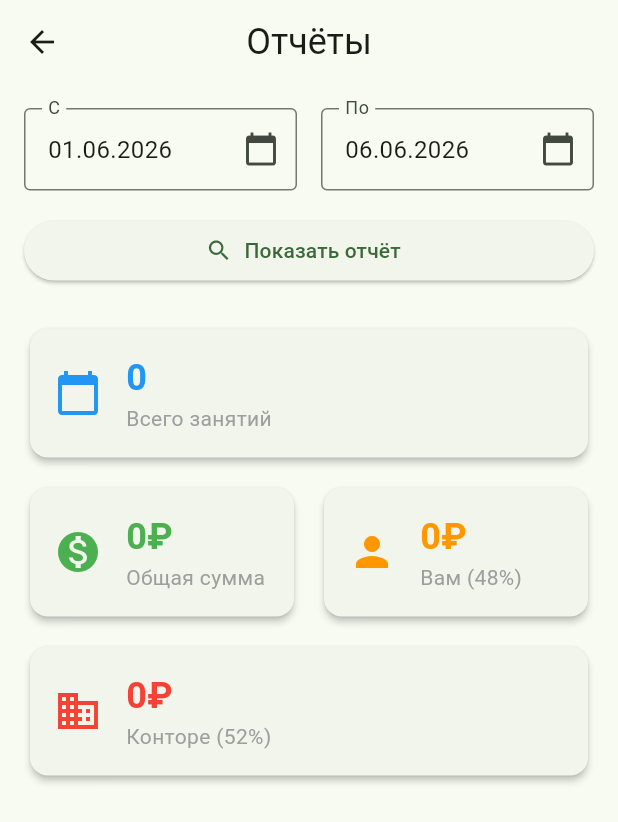
After one commit to Victor001Der/Rost, a Flutter app: the _ReportsView screen opened directly, after a tap on "Показать отчёт", on a phone screen of 412 x 824 dp. The commit adds this screen. Shown: the top 822 px of the screen. Run offline on Flutter 3.47's test engine with Material 3 defaults, Android fonts, the light colour scheme and no system bars; our stand-ins replace cloud_firestore, equatable, firebase_auth, firebase_core, flutter_bloc, flutter_spinkit and 3 more; accounts and stored records are empty.

Commit message:
feat: добавлен раздел отчётов с выбором периода и расчётом процентов

```diff
--- a/lib/app.dart
+++ b/lib/app.dart
@@ -10,6 +10,7 @@ import 'package:rost/features/children/bloc/children_bloc.dart';
 import 'package:rost/features/lessons/bloc/lessons_bloc.dart';
 import 'package:rost/features/navigation/bloc/navigation_bloc.dart';
 import 'package:flutter_localizations/flutter_localizations.dart';
+import 'package:rost/features/reports/bloc/reports_bloc.dart';
 
 class RostApp extends StatelessWidget {
   const RostApp({super.key});
@@ -24,7 +25,10 @@ class RostApp extends StatelessWidget {
             create: (_) => ChildrenBloc(ChildRepository())),
         BlocProvider<LessonsBloc>(
           create: (_) => LessonsBloc(LessonsRepository()),
-        )
+        ),
+        BlocProvider<ReportsBloc>(
+          create: (_) => ReportsBloc(LessonsRepository()),
+        ),
       ],
       child: MaterialApp(
         title: 'Rost',
--- a/lib/data/repositories/lessons_repository.dart
+++ b/lib/data/repositories/lessons_repository.dart
@@ -47,4 +47,26 @@ class LessonsRepository {
     final box = Hive.box<Lesson>('lessons_cache');
     await box.delete(id);
   }
+
+  //Получить занятия за период
+  Future<List<Lesson>> getLessonsByDateRange(
+      DateTime start, DateTime end) async {
+    try {
+      final querySnapshot = await FirebaseFirestore.instance
+          .collection('lessons_cache')
+          .where('date', isGreaterThanOrEqualTo: start)
+          .where('date', isLessThanOrEqualTo: end)
+          .get();
+
+      return querySnapshot.docs
+          .map((doc) => Lesson.fromFirestore(doc))
+          .toList();
+    } catch (e) {
+      final box = Hive.box<Lesson>('lessons_cache');
+      return box.values.where((lesson) {
+        return lesson.date.isAfter(start.subtract(const Duration(days: 1))) &&
+            lesson.date.isBefore(end.add(const Duration(days: 1)));
+      }).toList();
+    }
+  }
 }
--- a/lib/features/lessons/bloc/lessons_bloc.dart
+++ b/lib/features/lessons/bloc/lessons_bloc.dart
@@ -42,13 +42,13 @@ class LessonsBloc extends Bloc<LessonsEvent, LessonsState> {
       await _loadLessons(emit);
     });
 
-    // загрузка занятий на конкретную дату (не использую loadLessons потму что тут сортировк по дате)
+    // загрузка занятий на конкретную дату (не использую loadLessons потому что тут сортировка по дате)
     on<LoadLessonsByDate>((event, emit) async {
       emit(LessonsLoading());
       try {
         final lessons = await _lessonsRepository.getLessonsByDate(event.date);
         if (lessons.isEmpty) {
-          emit(LessonsEmpty());
+          emit(LessonEmptyForDay());
         } else {
           emit(LessonsLoaded(lessons));
         }
@@ -56,5 +56,7 @@ class LessonsBloc extends Bloc<LessonsEvent, LessonsState> {
         emit(LessonsError('Не удалось загрузить занятия'));
       }
     });
+
+
   }
 }
--- a/lib/features/lessons/bloc/lessons_state.dart
+++ b/lib/features/lessons/bloc/lessons_state.dart
@@ -32,3 +32,11 @@ class LessonsError extends LessonsState {
   @override
   List<Object?> get props => [message];
 }
+
+//на эту дату занятий нет
+class LessonEmptyForDay extends LessonsState {
+  final String message;
+  const LessonEmptyForDay({this.message = 'На эту дату занятий нет'});
+  @override
+  List<Object?> get props => [message];
+}
--- a/lib/features/lessons/view/lesson_tab.dart
+++ b/lib/features/lessons/view/lesson_tab.dart
@@ -37,8 +37,8 @@ class _LessonsViewState extends State<_LessonsView> {
     _selectedDay = DateTime.now();
     _focusedDay = DateTime.now();
 
-    // Загружаем занятия на сегодня
-    context.read<LessonsBloc>().add(LoadLessonsByDate(_selectedDay));
+    // Загружаем занятия при входе
+    context.read<LessonsBloc>().add(LoadLessons());
   }
 
   @override
@@ -141,12 +141,58 @@ class _LessonsViewState extends State<_LessonsView> {
                           final lesson = state.lessons[index];
                           return ListTile(
                             title: Text(lesson.childName),
-                                subtitle: Text(
-                                    '${lesson.date.day}.${lesson.date.month}'),
-                                trailing: Text('${lesson.price}₽',
-                                style: TextStyle(fontSize: 20),),
+                            subtitle:
+                                Text('${lesson.date.day}.${lesson.date.month}'),
+                            trailing: Row(
+                              mainAxisSize: MainAxisSize.min,
+                              children: [
+                                Text(
+                                  '${lesson.price}₽',
+                                  style: TextStyle(fontSize: 20),
+                                ),
+                                IconButton(
+                                  onPressed: () async {
+                                    //диалог подтверждения
+                                    final confirm = await showDialog<bool>(
+                                      context: context,
+                                      builder: (context) => AlertDialog(
+                                        title: Text('Удалить занятие?'),
+                                        content: Text(
+                                          'Вы уверены, что хотите удалить занятие с ${lesson.childName}?',
+                                        ),
+                                        actionsAlignment: MainAxisAlignment.center,
+                                        actions: [
+                                          TextButton(
+                                            onPressed: () =>
+                                                Navigator.pop(context, false),
+                                            child: Text('Отмена'),
+                                          ),
+                                          TextButton(
+                                            onPressed: () =>
+                                                Navigator.pop(context, true),
+                                            child: Text('Удалить',
+                                                style: TextStyle(
+                                                    color: Colors.red)),
+                                          ),
+                                        ],
+                                      ),
                                     );
-                            }))
+
+                                    // Если пользователь подтвердил - удаляем
+                                    if (confirm == true && context.mounted) {
+                                      context
+                                          .read<LessonsBloc>()
+                                          .add(DeleteLesson(lesson.id));
+                                    }
+                                  },
+                                  icon: Icon(Icons.delete, color: Colors.red),
+                                ),
+                              ],
+                            ),
+                          );
+                        },
+                      ),
+                    ),
                   ],
                 ),
               );
--- a/lib/features/navigation/view/main_navigation.dart
+++ b/lib/features/navigation/view/main_navigation.dart
@@ -6,6 +6,7 @@ import 'package:rost/features/lessons/view/lesson_tab.dart';
 import 'package:rost/features/navigation/bloc/navigation_bloc.dart';
 import 'package:rost/features/navigation/bloc/navigation_event.dart';
 import 'package:rost/features/navigation/bloc/navigation_state.dart';
+import 'package:rost/features/reports/view/reports_tab.dart';
 
 class MainNavigation extends StatelessWidget {
   const MainNavigation({super.key});
@@ -22,7 +23,7 @@ class MainNavigation extends StatelessWidget {
             HomeTab(),
             ChildrenTab(),
             LessonsTab(),
-            Center(child: Text('Отчёты')),
+            ReportsTab(),
             Center(child: Text('Настройки')),
           ],
         ),
--- /dev/null
+++ b/lib/features/reports/bloc/reports_bloc.dart
@@ -0,0 +1,84 @@
+import 'package:cloud_firestore/cloud_firestore.dart';
+import 'package:flutter_bloc/flutter_bloc.dart';
+import 'package:hive/hive.dart';
+import 'package:rost/data/models/lesson.dart';
+import 'package:rost/data/repositories/lessons_repository.dart';
+import 'package:rost/features/reports/bloc/reports_event.dart';
+import 'package:rost/features/reports/bloc/reports_state.dart';
+
+class ReportsBloc extends Bloc<ReportsEvent, ReportsState> {
+  final LessonsRepository _lessonsRepository;
+
+  ReportsBloc(this._lessonsRepository) : super(ReportsInitial()) {
+    //загрузка отчета
+    on<LoadReport>(_onLoadReport);
+  }
+
+  Future<void> _onLoadReport(
+    LoadReport event,
+    Emitter<ReportsState> emit,
+  ) async {
+    emit(ReportsLoading());
+
+    try {
+      final lessons = await _lessonsRepository.getLessonsByDateRange(
+          event.startDate, event.endDate);
+
+      //общая статистика
+      final totalCount = lessons.length;
+      final totalPrice =
+          lessons.fold<int>(0, (sum, lesson) => sum + lesson.price!);
+
+      //Процент специалиста достаем из настроек или 48 по умолчанию
+      final settingsBox = Hive.box('settings');
+      final specialistPercent =
+          settingsBox.get('specialistPercent', defaultValue: 48) ?? 48;
+
+      final totalForSpecialist = (totalPrice * specialistPercent / 100).round();
+      final totalForOffice = totalPrice - totalForSpecialist;
+
+      //Групировка по детям
+      final Map<String, List<Lesson>> groupedByChild = {};
+      for (final lesson in lessons) {
+        //если по ребенку нету занятий, добавляем пустое
+        groupedByChild.putIfAbsent(lesson.childName, () => []);
+        groupedByChild[lesson.childName]!.add(lesson);
+      }
+
+      //статистика по каждому ребенку
+      final Map<String, ChildReport> byChild = {};
+      for (final entry in groupedByChild.entries) {
+        final childName = entry.key;
+        final childLessons = entry.value;
+        final childCount = childLessons.length;
+        final childTotal =
+            childLessons.fold<int>(0, (sum, lesson) => sum + lesson.price!);
+        final childForSpecialist =
+            (childTotal * specialistPercent / 100).round();
+        final childForOffice = childTotal - childForSpecialist;
+
+        byChild[childName] = ChildReport(
+          count: childCount,
+          total: childTotal,
+          forSpecialist: childForSpecialist,
+          forOffice: childForOffice,
+        );
+      }
+
+      emit(
+        ReportsLoaded(
+            lessons: lessons,
+            totalCount: totalCount,
+            totalPrice: totalPrice,
+            specialistPercent: specialistPercent,
+            totalForSpecialist: totalForSpecialist,
+            totalForOffice: totalForOffice,
+            byChild: byChild),
+      );
+    } catch (e) {
+      emit(
+        ReportsError(message: 'Не удалось загрузить отчёт'),
+      );
+    }
+  }
+}
--- /dev/null
+++ b/lib/features/reports/bloc/reports_event.dart
@@ -0,0 +1,21 @@
+import 'package:equatable/equatable.dart';
+
+abstract class ReportsEvent extends Equatable {
+  const ReportsEvent();
+
+  @override
+  List<Object?> get props => [];
+}
+
+class LoadReport extends ReportsEvent {
+  final DateTime startDate;
+  final DateTime endDate;
+
+  const LoadReport({
+    required this.startDate,
+    required this.endDate,
+  });
+
+  @override
+  List<Object?> get props => [startDate, endDate];
+}
--- /dev/null
+++ b/lib/features/reports/bloc/reports_state.dart
@@ -0,0 +1,65 @@
+import 'package:equatable/equatable.dart';
+import 'package:rost/data/models/lesson.dart';
+
+abstract class ReportsState extends Equatable {
+  const ReportsState();
+
+  @override
+  List<Object?> get props => [];
+}
+
+class ReportsInitial extends ReportsState {}
+
+class ReportsLoading extends ReportsState {}
+
+class ReportsLoaded extends ReportsState {
+  final List<Lesson> lessons;
+  final int totalCount;
+  final int totalPrice;
+  final int specialistPercent;
+  final int totalForSpecialist;
+  final int totalForOffice;
+  final Map<String, ChildReport> byChild;
+
+  const ReportsLoaded({
+    required this.lessons,
+    required this.totalCount,
+    required this.totalPrice,
+    required this.specialistPercent,
+    required this.totalForSpecialist,
+    required this.totalForOffice,
+    required this.byChild,
+  });
+
+  @override
+  List<Object?> get props => [
+        lessons,
+        totalCount,
+        totalPrice,
+        specialistPercent,
+        totalForSpecialist,
+        totalForOffice,
+        byChild,
+      ];
+}
+
+class ChildReport {
+  final int count;
+  final int total;
+  final int forSpecialist;
+  final int forOffice;
+
+  const ChildReport({
+    required this.count,
+    required this.total,
+    required this.forSpecialist,
+    required this.forOffice,
+  });
+}
+
+class ReportsError extends ReportsState {
+  final String message;
+  const ReportsError({required this.message});
+  @override
+  List<Object?> get props => [message];
+}
--- /dev/null
+++ b/lib/features/reports/view/reports_tab.dart
@@ -0,0 +1,369 @@
+import 'package:flutter/material.dart';
+import 'package:flutter_bloc/flutter_bloc.dart';
+import 'package:flutter_spinkit/flutter_spinkit.dart';
+import 'package:intl/intl.dart';
+import 'package:rost/features/reports/bloc/reports_bloc.dart';
+import 'package:rost/features/reports/bloc/reports_event.dart';
+import 'package:rost/features/reports/bloc/reports_state.dart';
+
+class ReportsTab extends StatelessWidget {
+  const ReportsTab({super.key});
+
+  @override
+  Widget build(BuildContext context) {
+    return const _ReportsView();
+  }
+}
+
+class _ReportsView extends StatefulWidget {
+  const _ReportsView();
+
+  @override
+  State<_ReportsView> createState() => _ReportsViewState();
+}
+
+class _ReportsViewState extends State<_ReportsView> {
+  // По умолчанию: с начала текущего месяца по сегодня
+  late DateTime _startDate;
+  late DateTime _endDate;
+
+  @override
+  void initState() {
+    super.initState();
+    final now = DateTime.now();
+    _startDate = DateTime(now.year, now.month, 1);
+    _endDate = now;
+  }
+
+  // Формат даты для отображения
+  String _formatDate(DateTime date) {
+    return DateFormat('dd.MM.yyyy').format(date);
+  }
+
+  // Выбор даты
+  Future<void> _pickDate(BuildContext context, bool isStart) async {
+    final date = await showDatePicker(
+      context: context,
+      initialDate: isStart ? _startDate : _endDate,
+      firstDate: DateTime(2024),
+      lastDate: DateTime.now(),
+      locale: const Locale('ru'),
+    );
+    if (date != null) {
+      setState(() {
+        if (isStart) {
+          _startDate = date;
+        } else {
+          _endDate = date;
+        }
+      });
+    }
+  }
+
+  // Загрузка отчёта
+  void _loadReport(BuildContext context) {
+    context.read<ReportsBloc>().add(
+          LoadReport(startDate: _startDate, endDate: _endDate),
+        );
+  }
+
+  @override
+  Widget build(BuildContext context) {
+    return Scaffold(
+      appBar: AppBar(
+        title: const Text('Отчёты', style: TextStyle(fontSize: 24)),
+        centerTitle: true,
+      ),
+      body: Padding(
+        padding: const EdgeInsets.all(16.0),
+        child: Column(
+          crossAxisAlignment: CrossAxisAlignment.start,
+          children: [
+            // Выбор периода
+            Row(
+              children: [
+                Expanded(
+                  child: _DateField(
+                    label: 'С',
+                    date: _startDate,
+                    onTap: () => _pickDate(context, true),
+                  ),
+                ),
+                const SizedBox(width: 16),
+                Expanded(
+                  child: _DateField(
+                    label: 'По',
+                    date: _endDate,
+                    onTap: () => _pickDate(context, false),
+                  ),
+                ),
+              ],
+            ),
+            const SizedBox(height: 16),
+
+            // Кнопка "Показать отчёт"
+            SizedBox(
+              width: double.infinity,
+              child: ElevatedButton.icon(
+                icon: const Icon(Icons.search),
+                label: const Text('Показать отчёт'),
+                onPressed: () => _loadReport(context),
+              ),
+            ),
+            const SizedBox(height: 24),
+
+            // Результаты
+            Expanded(
+              child: BlocBuilder<ReportsBloc, ReportsState>(
+                builder: (context, state) {
+                  if (state is ReportsInitial) {
+                    return const Center(
+                      child: Text(
+                        'Выберите период и нажмите "Показать отчёт"',
+                        style: TextStyle(fontSize: 16, color: Colors.grey),
+                      ),
+                    );
+                  }
+
+                  if (state is ReportsLoading) {
+                    return Center(
+                      child: SpinKitSpinningLines(
+                        color: Theme.of(context).colorScheme.primary,
+                        size: 50.0,
+                      ),
+                    );
+                  }
+
+                  if (state is ReportsError) {
+                    return Center(
+                        child: Text(
+                      state.message,
+                    ));
+                  }
+
+                  if (state is ReportsLoaded) {
+                    return _ReportResults(state: state);
+                  }
+
+                  return const SizedBox.shrink();
+                },
+              ),
+            ),
+          ],
+        ),
+      ),
+    );
+  }
+}
+
+// Поле выбора даты
+class _DateField extends StatelessWidget {
+  final String label;
+  final DateTime date;
+  final VoidCallback onTap;
+
+  const _DateField({
+    required this.label,
+    required this.date,
+    required this.onTap,
+  });
+
+  @override
+  Widget build(BuildContext context) {
+    return InkWell(
+      onTap: onTap,
+      child: InputDecorator(
+        decoration: InputDecoration(
+          labelText: label,
+          suffixIcon: const Icon(Icons.calendar_today),
+          border: const OutlineInputBorder(),
+        ),
+        child: Text(
+          DateFormat('dd.MM.yyyy').format(date),
+          style: const TextStyle(fontSize: 16),
+        ),
+      ),
+    );
+  }
+}
+
+// Виджет с результатами отчёта
+class _ReportResults extends StatelessWidget {
+  final ReportsLoaded state;
+
+  const _ReportResults({required this.state});
+
+  @override
+  Widget build(BuildContext context) {
+    return ListView(
+      children: [
+        // Общая статистика
+        _StatCard(
+          title: 'Всего занятий',
+          value: state.totalCount.toString(),
+          icon: Icons.calendar_today,
+          color: Colors.blue,
+        ),
+        const SizedBox(height: 12),
+
+        // Финансы
+        Row(
+          children: [
+            Expanded(
+              child: _StatCard(
+                title: 'Общая сумма',
+                value: '${state.totalPrice}₽',
+                icon: Icons.monetization_on,
+                color: Colors.green,
+              ),
+            ),
+            const SizedBox(width: 12),
+            Expanded(
+              child: _StatCard(
+                title: 'Вам (${state.specialistPercent}%)',
+                value: '${state.totalForSpecialist}₽',
+                icon: Icons.person,
+                color: Colors.orange,
+              ),
+            ),
+          ],
+        ),
+        const SizedBox(height: 12),
+
+        _StatCard(
+          title: 'Конторе (${100 - state.specialistPercent}%)',
+          value: '${state.totalForOffice}₽',
+          icon: Icons.business,
+          color: Colors.red,
+        ),
+        const SizedBox(height: 24),
+
+        // Заголовок "По детям"
+        if (state.byChild.isNotEmpty) ...[
+          const Text(
+            'По детям:',
+            style: TextStyle(fontSize: 20, fontWeight: FontWeight.bold),
+          ),
+          const SizedBox(height: 12),
+
+          // Список детей
+          ...state.byChild.entries.map((entry) {
+            final childName = entry.key;
+            final report = entry.value;
+            return Card(
+              margin: const EdgeInsets.only(bottom: 12),
+              child: Padding(
+                padding: const EdgeInsets.all(16.0),
+                child: Column(
+                  crossAxisAlignment: CrossAxisAlignment.start,
+                  children: [
+                    // Имя ребёнка
+                    Row(
+                      children: [
+                        const Icon(Icons.child_care, color: Colors.blue),
+                        const SizedBox(width: 8),
+                        Text(
+                          childName,
+                          style: const TextStyle(
+                            fontSize: 18,
+                            fontWeight: FontWeight.bold,
+                          ),
+                        ),
+                      ],
+                    ),
+                    const SizedBox(height: 12),
+
+                    // Количество и сумма
+                    Row(
+                      children: [
+                        Expanded(
+                          child: Text(
+                            '${report.count} занятий',
+                            style: const TextStyle(fontSize: 16),
+                          ),
+                        ),
+                        Text(
+                          '${report.total}₽',
+                          style: const TextStyle(
+                            fontSize: 16,
+                            fontWeight: FontWeight.bold,
+                          ),
+                        ),
+                      ],
+                    ),
+                    const SizedBox(height: 8),
+
+                    // Распределение
+                    Row(
+                      children: [
+                        Expanded(
+                          child: Text(
+                            'Вам: ${report.forSpecialist}₽',
+                            style: const TextStyle(color: Colors.orange),
+                          ),
+                        ),
+                        Text(
+                          'Конторе: ${report.forOffice}₽',
+                          style: const TextStyle(color: Colors.red),
+                        ),
+                      ],
+                    ),
+                  ],
+                ),
+              ),
+            );
+          }),
+        ],
+      ],
+    );
+  }
+}
+
+// Карточка статистики
+class _StatCard extends StatelessWidget {
+  final String title;
+  final String value;
+  final IconData icon;
+  final Color color;
+
+  const _StatCard({
+    required this.title,
+    required this.value,
+    required this.icon,
+    required this.color,
+  });
+
+  @override
+  Widget build(BuildContext context) {
+    return Card(
+      child: Padding(
+        padding: const EdgeInsets.all(16.0),
+        child: Row(
+          children: [
+            Icon(icon, size: 32, color: color),
+            const SizedBox(width: 16),
+            Expanded(
+              child: Column(
+                crossAxisAlignment: CrossAxisAlignment.start,
+                children: [
+                  Text(
+                    value,
+                    style: TextStyle(
+                      fontSize: 24,
+                      fontWeight: FontWeight.bold,
+                      color: color,
+                    ),
+                  ),
+                  Text(
+                    title,
+                    style: const TextStyle(color: Colors.grey, fontSize: 14),
+                  ),
+                ],
+              ),
+            ),
+          ],
+        ),
+      ),
+    );
+  }
+}
```
Lines whose indentation alone changed are shown as unchanged.
